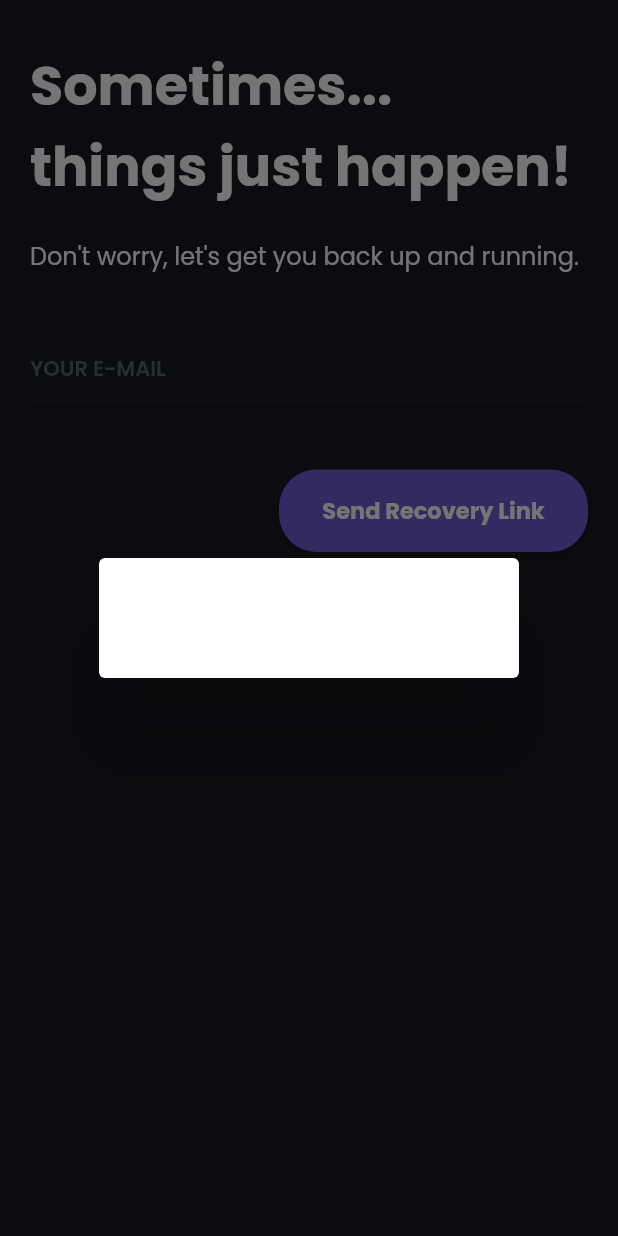
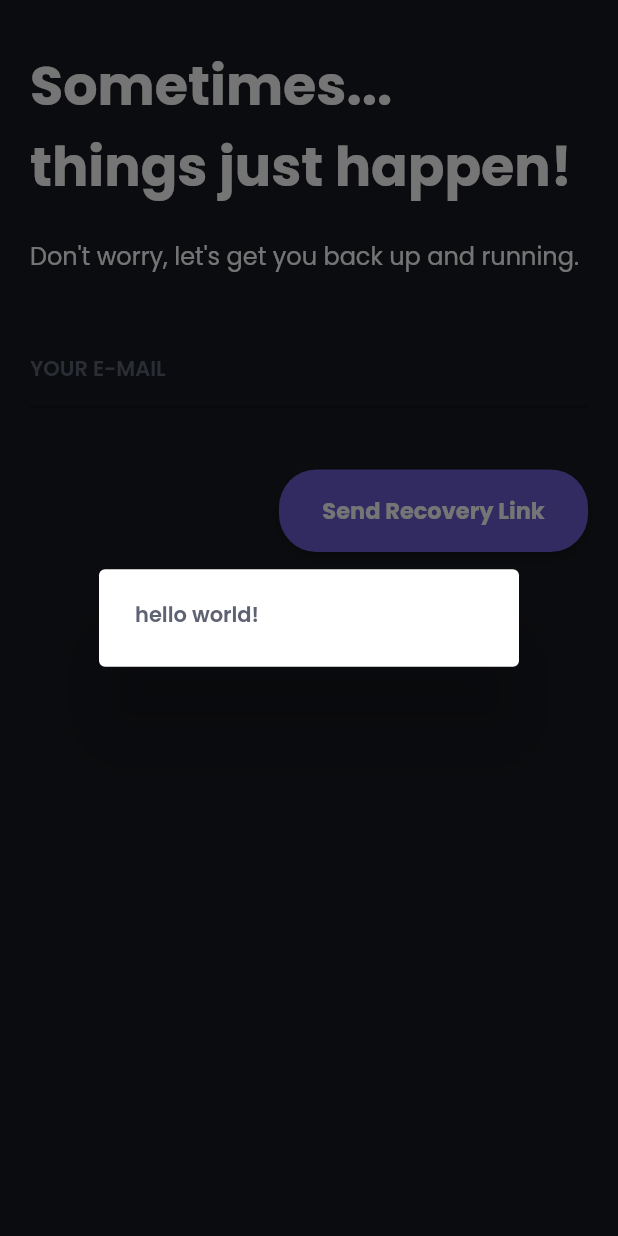
Before and after one commit to DreFlo/lgp-2223-sc1, a Flutter app: the PasswordRecovPage widget shown alone on an empty page, opened directly, after a tap on "Send Recovery Link", on a phone screen of 412 x 824 dp. Run offline on Flutter 3.47's test engine with Material 2 defaults, Android fonts, the phone set to English and light mode, and no system bars; our stand-ins replace floor, flutter_svg, get_it, like_button, lottie, rive and 1 more; missing offline and left inert: books_finder, emojis, tmdb_api; accounts and stored records are empty; generated files the repository leaves out were written again; network calls fail.

Commit message:
Minor fix to show legible text in AlertDialog

```diff
--- a/src/lib/pages/auth/password_recov_page.dart
+++ b/src/lib/pages/auth/password_recov_page.dart
@@ -48,13 +48,14 @@ class PasswordRecovPage extends StatelessWidget {
                 showDialog(
                   context: context,
                   builder: (context) {
-                    return const AlertDialog(
+                    return AlertDialog(
                         // Retrieve the text by using the
                         // TextEditingController.
                         // content: Text(
                         //     "Email: ${firstController.text} \nPassword: ${secondController.text}",
                         //     style: Theme.of(context).textTheme.labelMedium)
-                        content: Text('hello world!'));
+                        content: Text('hello world!',
+                            style: Theme.of(context).textTheme.labelMedium));
                   },
                 );
                 // setState(() {
```
